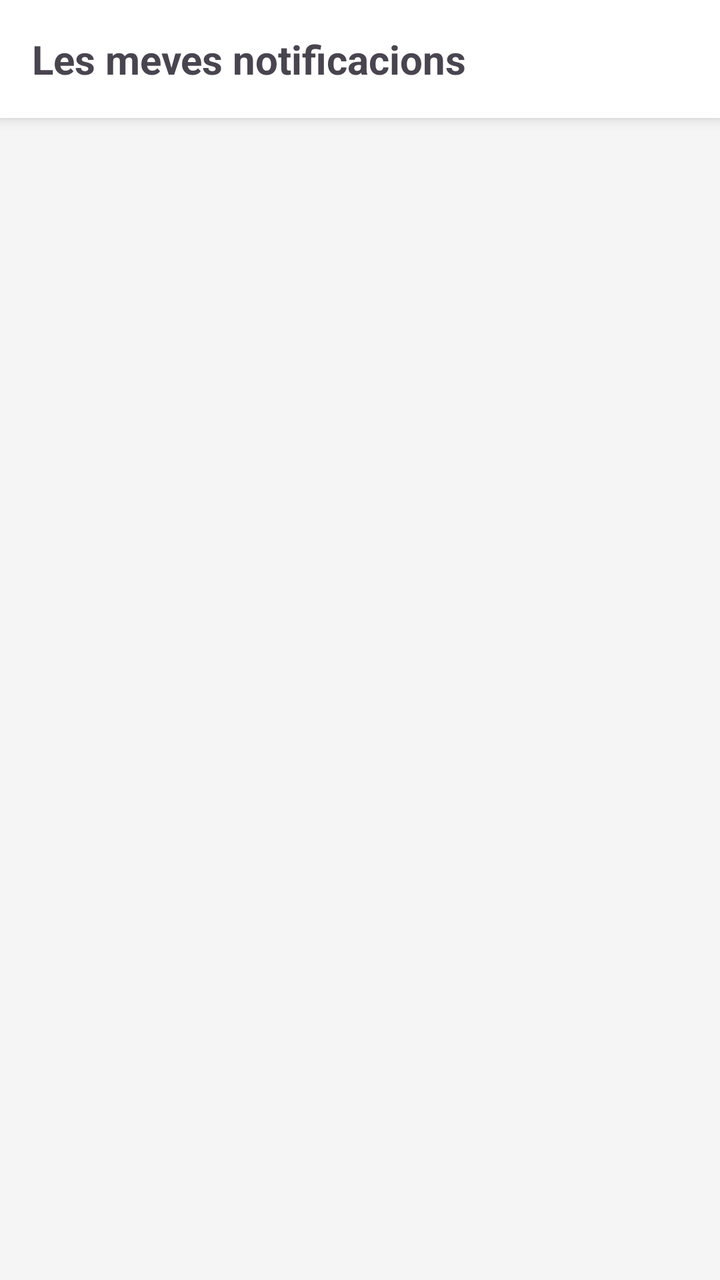
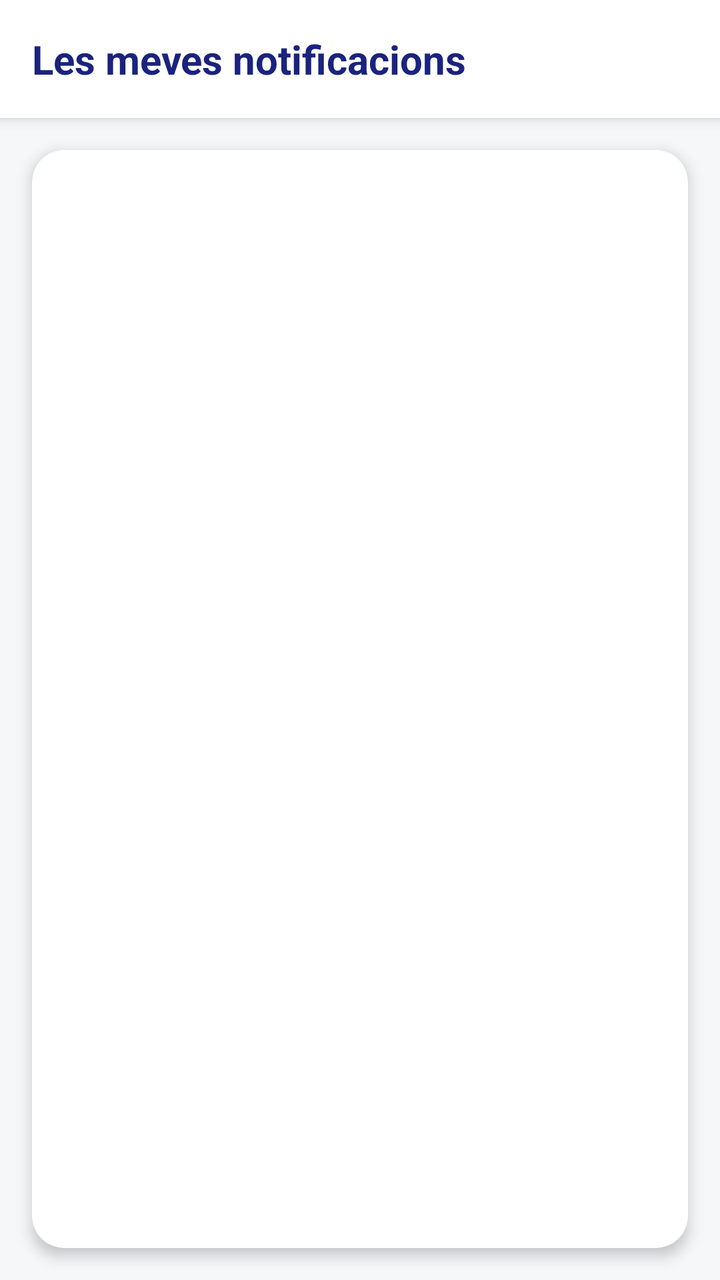

Screens rendered from an Android XML layout before and after an edit, with the pre-edit source and the edit as a unified diff.
<!-- AndroidManifest.xml: application theme Theme.Projecte -->
<!-- res/layout/activity_notificacions.xml -->
<?xml version="1.0" encoding="utf-8"?>
<LinearLayout xmlns:android="http://schemas.android.com/apk/res/android"
    android:layout_width="match_parent"
    android:layout_height="match_parent"
    android:orientation="vertical"
    android:background="#F5F5F5">

    <TextView
        android:layout_width="match_parent"
        android:layout_height="wrap_content"
        android:text="Les meves notificacions"
        android:textSize="20sp"
        android:textStyle="bold"
        android:padding="16dp"
        android:background="@color/white"
        android:elevation="4dp"/>

    <androidx.recyclerview.widget.RecyclerView
        android:id="@+id/rvNotificacions"
        android:layout_width="match_parent"
        android:layout_height="match_parent"
        android:clipToPadding="false"
        android:paddingTop="8dp" />

</LinearLayout>
<!-- resources referenced by this layout -->
<resources>
  <color name="white">#FFFFFFFF</color>
  <style name="Theme.Projecte" parent="Base.Theme.Projecte" />
  <style name="Base.Theme.Projecte" parent="Theme.Material3.DayNight.NoActionBar">
          
          
      </style>
</resources>

<!-- the commit's change to res/layout/activity_notificacions.xml (unified diff, before → after) -->
@@ -2,8 +2,9 @@
 <LinearLayout xmlns:android="http://schemas.android.com/apk/res/android"
     android:layout_width="match_parent"
     android:layout_height="match_parent"
+    xmlns:app="http://schemas.android.com/apk/res-auto"
     android:orientation="vertical"
-    android:background="#F5F5F5">
+    android:background="#F5F7F9">
 
     <TextView
         android:layout_width="match_parent"
@@ -11,15 +12,24 @@
         android:text="Les meves notificacions"
         android:textSize="20sp"
         android:textStyle="bold"
+        android:textColor="#1A237E"
         android:padding="16dp"
-        android:background="@color/white"
+        android:background="#FFFFFF"
         android:elevation="4dp"/>
 
-    <androidx.recyclerview.widget.RecyclerView
-        android:id="@+id/rvNotificacions"
+    <androidx.cardview.widget.CardView
         android:layout_width="match_parent"
         android:layout_height="match_parent"
-        android:clipToPadding="false"
-        android:paddingTop="8dp" />
+        android:layout_margin="16dp"
+        app:cardCornerRadius="16dp"
+        app:cardElevation="4dp">
 
+        <androidx.recyclerview.widget.RecyclerView
+            android:id="@+id/rvNotificacions"
+            android:layout_width="match_parent"
+            android:layout_height="match_parent"
+            android:clipToPadding="false"
+            android:paddingTop="8dp"
+            android:paddingBottom="8dp" />
+    </androidx.cardview.widget.CardView>
 </LinearLayout>
<!-- resource entries referenced after the edit -->
@@ -1,6 +1,5 @@
 <!-- resources referenced by this layout -->
 <resources>
-  <color name="white">#FFFFFFFF</color>
   <style name="Theme.Projecte" parent="Base.Theme.Projecte" />
   <style name="Base.Theme.Projecte" parent="Theme.Material3.DayNight.NoActionBar">
           
